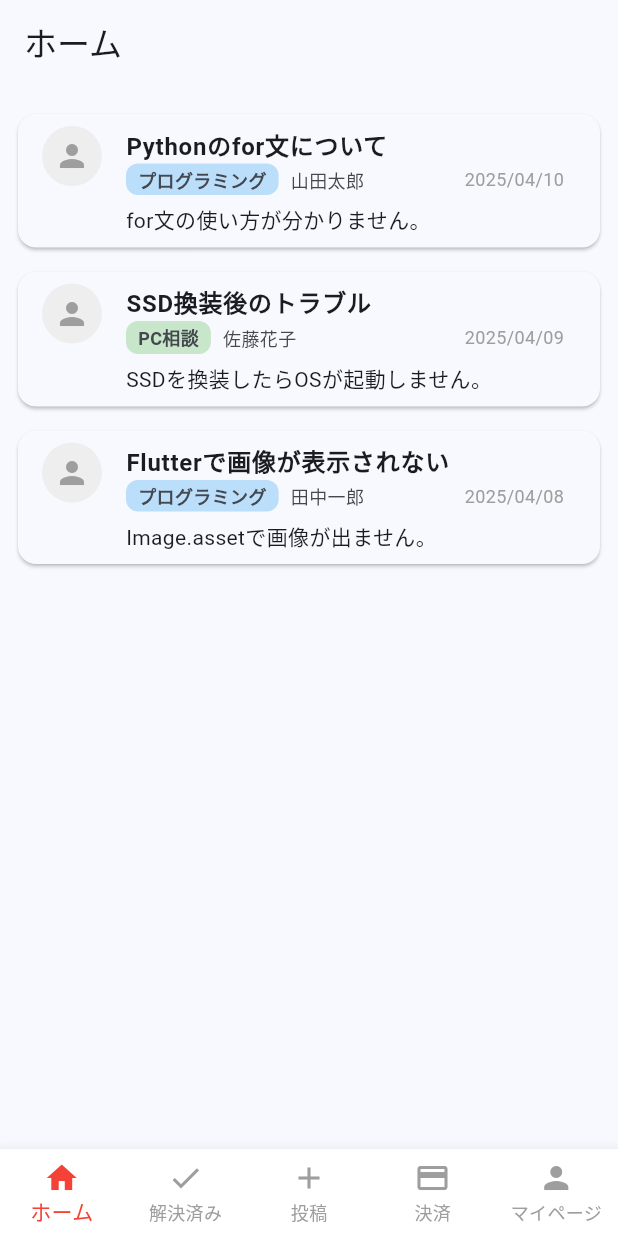
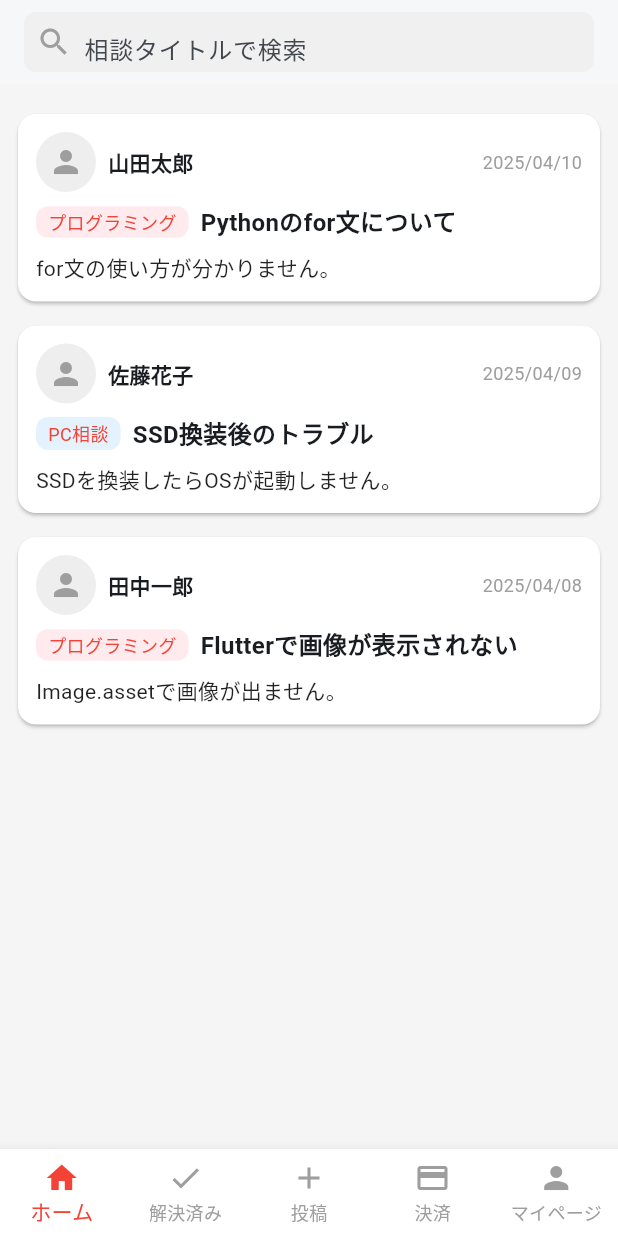
Before and after one commit to chumenium/graduation-project, a Flutter app: the screen it shows after launch, on a phone screen of 412 x 824 dp. Run offline on Flutter 3.47's test engine with Material 3 defaults, Android fonts, the light colour scheme and no system bars; our stand-ins replace cloud_firestore, firebase_auth, firebase_core; accounts and stored records are empty.

Commit message:
検索機能の大文字小文字全角半角対応

```diff
--- a/lib/features/home/pages/home_screen.dart
+++ b/lib/features/home/pages/home_screen.dart
@@ -1,15 +1,17 @@
 import 'package:flutter/material.dart';
 
-class HomeScreen extends StatelessWidget {
+class HomeScreen extends StatefulWidget {
   const HomeScreen({Key? key}) : super(key: key);
 
   @override
-  Widget build(BuildContext context) {
-    final theme = Theme.of(context);
-    final cardColor = theme.cardColor;
-    final textColor = theme.textTheme.bodyLarge?.color;
-    // 仮の投稿リスト（他ユーザー含む）
-    final List<Map<String, String>> posts = [
+  State<HomeScreen> createState() => _HomeScreenState();
+}
+
+class _HomeScreenState extends State<HomeScreen> {
+  final TextEditingController _searchController = TextEditingController();
+  String _searchText = '';
+
+  final List<Map<String, String>> _posts = [
     {
       'user': '山田太郎',
       'avatar': '',
@@ -36,76 +38,124 @@ class HomeScreen extends StatelessWidget {
     },
   ];
 
+  @override
+  void initState() {
+    super.initState();
+    _searchController.addListener(() {
+      setState(() {
+        _searchText = _searchController.text;
+      });
+    });
+  }
+
+  @override
+  void dispose() {
+    _searchController.dispose();
+    super.dispose();
+  }
+
+  @override
+  Widget build(BuildContext context) {
+    String normalize(String s) {
+      return s
+        .toLowerCase()
+        .replaceAllMapped(RegExp(r'[Ａ-Ｚａ-ｚ０-９]'), (m) => String.fromCharCode(m.group(0)!.codeUnitAt(0) - 0xFEE0))
+        .replaceAll(RegExp(r'\s+'), '');
+    }
+    final normalizedSearch = normalize(_searchText);
+    final filteredPosts = _searchText.isEmpty
+        ? _posts
+        : _posts.where((p) {
+            final title = normalize(p['title']!);
+            final category = normalize(p['category']!);
+            final content = normalize(p['content']!);
+            return title.contains(normalizedSearch) ||
+                   category.contains(normalizedSearch) ||
+                   content.contains(normalizedSearch);
+          }).toList();
+
     return Scaffold(
-      appBar: AppBar(title: const Text('ホーム')),
+      backgroundColor: const Color(0xFFF5F5F5),
+      appBar: AppBar(
+        backgroundColor: Colors.white,
+        elevation: 1,
+        title: Container(
+          height: 40,
+          decoration: BoxDecoration(
+            color: const Color(0xFFF0F0F0),
+            borderRadius: BorderRadius.circular(8),
+          ),
+          child: Row(
+            children: [
+              const SizedBox(width: 8),
+              const Icon(Icons.search, color: Colors.grey),
+              const SizedBox(width: 8),
+              Expanded(
+                child: TextField(
+                  controller: _searchController,
+                  decoration: const InputDecoration(
+                    hintText: '相談タイトルで検索',
+                    border: InputBorder.none,
+                  ),
+                  style: const TextStyle(fontSize: 16),
+                ),
+              ),
+            ],
+          ),
+        ),
+      ),
       body: ListView.builder(
         padding: const EdgeInsets.all(12),
-        itemCount: posts.length,
+        itemCount: filteredPosts.length,
         itemBuilder: (context, index) {
-          final post = posts[index];
+          final post = filteredPosts[index];
           return Card(
-            color: cardColor,
+            color: Colors.white,
             margin: const EdgeInsets.symmetric(vertical: 8),
-            shape:
-                RoundedRectangleBorder(borderRadius: BorderRadius.circular(12)),
-            child: ListTile(
-              leading: GestureDetector(
-                onTap: () {
-                  Navigator.push(
-                    context,
-                    MaterialPageRoute(
-                        builder: (context) => const UserProfileScreen()),
-                  );
-                },
-                child: CircleAvatar(
-                  backgroundColor: theme.brightness == Brightness.dark
-                      ? Colors.grey[800]
-                      : Colors.grey[200],
-                  child: const Icon(Icons.person, color: Colors.grey),
-                ),
-              ),
-              title: Text(post['title']!,
-                  style:
-                      TextStyle(fontWeight: FontWeight.bold, color: textColor)),
-              subtitle: Column(
+            shape: RoundedRectangleBorder(borderRadius: BorderRadius.circular(12)),
+            elevation: 1,
+            child: Padding(
+              padding: const EdgeInsets.all(12.0),
+              child: Column(
                 crossAxisAlignment: CrossAxisAlignment.start,
                 children: [
                   Row(
                     children: [
+                      CircleAvatar(
+                        backgroundColor: Colors.grey[200],
+                        child: const Icon(Icons.person, color: Colors.grey),
+                      ),
+                      const SizedBox(width: 8),
+                      Text(post['user']!, style: const TextStyle(fontWeight: FontWeight.bold)),
+                      const Spacer(),
+                      Text(post['date']!, style: const TextStyle(color: Colors.grey, fontSize: 12)),
+                    ],
+                  ),
+                  const SizedBox(height: 8),
+                  Row(
+                    children: [
                       Container(
-                        padding: const EdgeInsets.symmetric(
-                            horizontal: 8, vertical: 2),
+                        padding: const EdgeInsets.symmetric(horizontal: 8, vertical: 2),
                         decoration: BoxDecoration(
-                          color: post['category'] == 'プログラミング'
-                              ? Colors.blue[100]
-                              : Colors.green[100],
+                          color: post['category'] == 'プログラミング' ? Colors.red[50] : Colors.blue[50],
                           borderRadius: BorderRadius.circular(8),
                         ),
-                        child: Text(post['category']!,
-                            style: const TextStyle(
-                                fontSize: 12, fontWeight: FontWeight.bold)),
+                        child: Text(post['category']!, style: const TextStyle(fontSize: 12, color: Colors.red)),
                       ),
                       const SizedBox(width: 8),
-                      Text(post['user']!, style: const TextStyle(fontSize: 12)),
-                      const Spacer(),
-                      Text(post['date']!,
-                          style: const TextStyle(
-                              fontSize: 12, color: Colors.grey)),
+                      Expanded(
+                        child: Text(post['title']!, style: const TextStyle(fontWeight: FontWeight.bold, fontSize: 16)),
+                      ),
                     ],
                   ),
-                  const SizedBox(height: 6),
-                  Text(post['content']!, style: TextStyle(color: textColor)),
+                  const SizedBox(height: 8),
+                  Text(post['content']!, style: const TextStyle(color: Colors.black87)),
                 ],
               ),
-              isThreeLine: true,
-              onTap: () {
-                // 投稿詳細画面などに遷移する場合はここで実装
-              },
             ),
           );
         },
       ),
-      backgroundColor: theme.scaffoldBackgroundColor,
     );
   }
 }
```
Lines whose indentation alone changed are shown as unchanged.
